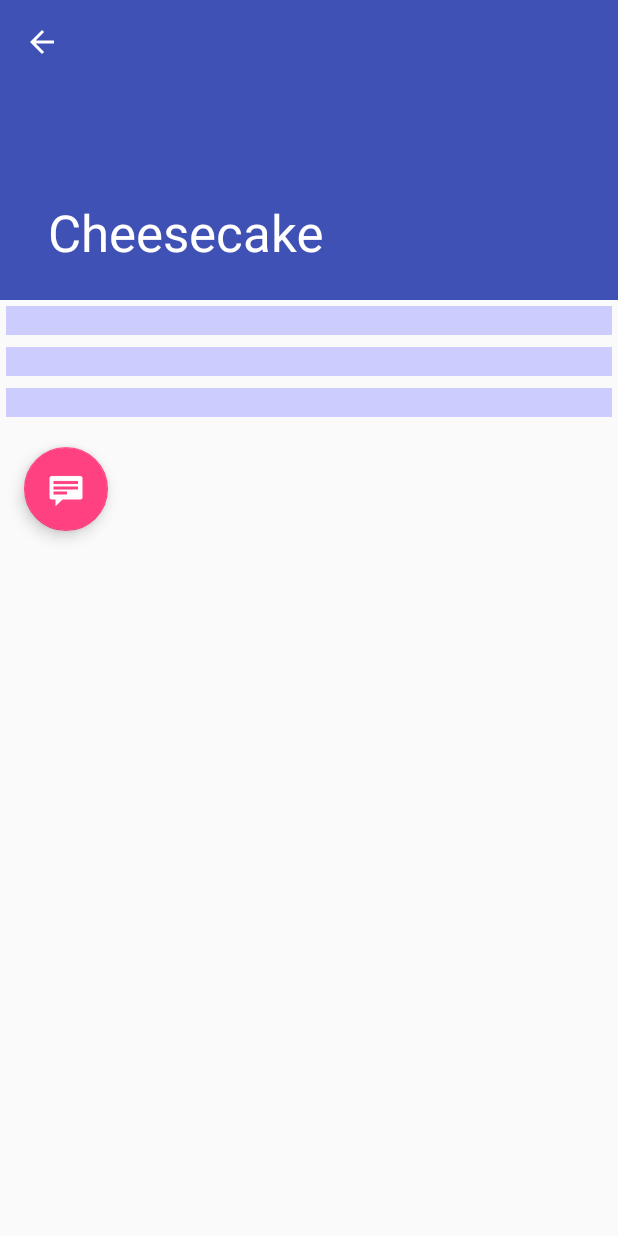
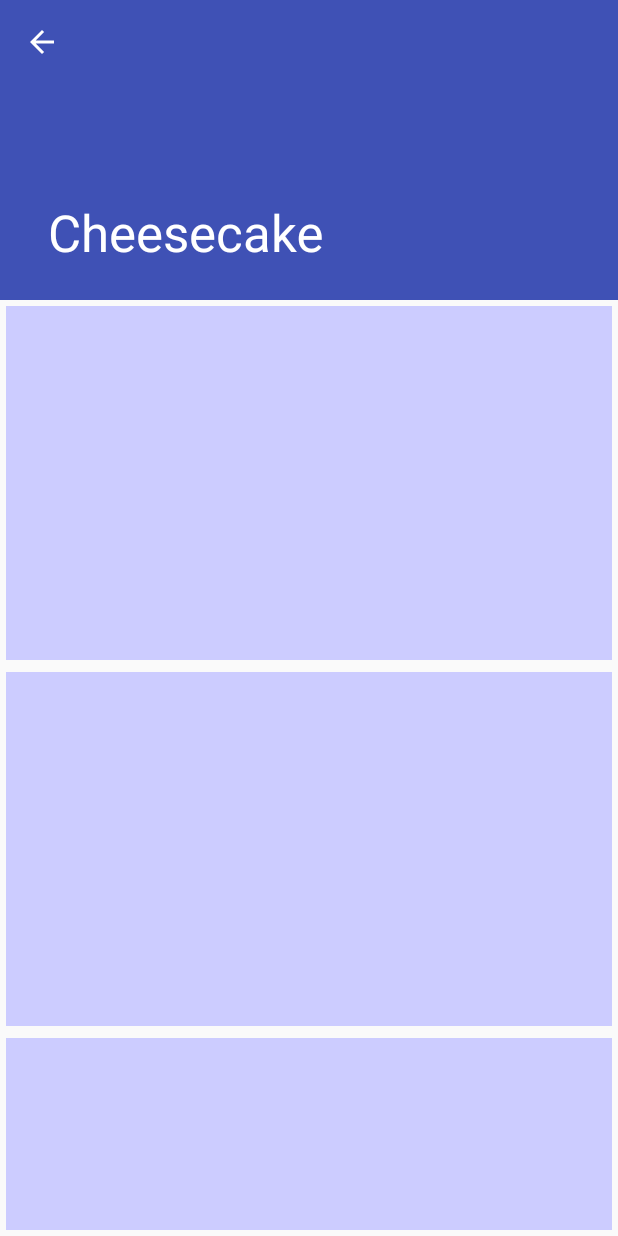
Before and after one commit to GregIzzo/udacity_nanoand_bakeit, an Android app: the StepDetailActivity screen opened directly, with no data from a screen before it, on a phone screen of 412 x 824 dp. Run offline under Robolectric (Android 15) with nearby library versions, the phone set to English and light mode, and no system bars.

Commit message:
feat: Improving recipe-steps display

```diff
--- a/app/src/main/res/layout/activity_step_detail.xml
+++ b/app/src/main/res/layout/activity_step_detail.xml
@@ -34,7 +34,7 @@
     </android.support.design.widget.AppBarLayout>
     <FrameLayout
         android:layout_width="match_parent"
-        android:layout_height="wrap_content"
+        android:layout_height="match_parent"
         android:id="@+id/step_detail_container">
 
     </FrameLayout>
--- a/app/src/main/res/layout/fragment_step_detail.xml
+++ b/app/src/main/res/layout/fragment_step_detail.xml
@@ -1,8 +1,9 @@
 <?xml version="1.0" encoding="utf-8"?>
-<LinearLayout
-    xmlns:android="http://schemas.android.com/apk/res/android"
+<LinearLayout xmlns:android="http://schemas.android.com/apk/res/android"
     xmlns:tools="http://schemas.android.com/tools"
-    android:orientation="vertical" android:layout_width="match_parent"
+    xmlns:tool="http://schemas.android.com/apk/res-auto"
+    android:orientation="vertical"
+    android:layout_width="match_parent"
     android:layout_height="match_parent">
 
     <TextView
@@ -19,7 +20,7 @@
         android:id="@+id/tv_stepinstructions"
         android:layout_width="match_parent"
         android:layout_height="wrap_content"
-        tools:text="Media Player"
+        tools:text="Instructions"
         android:layout_weight="2"
         android:layout_margin="4dp"
         android:background="@color/backgroundLight"
```
